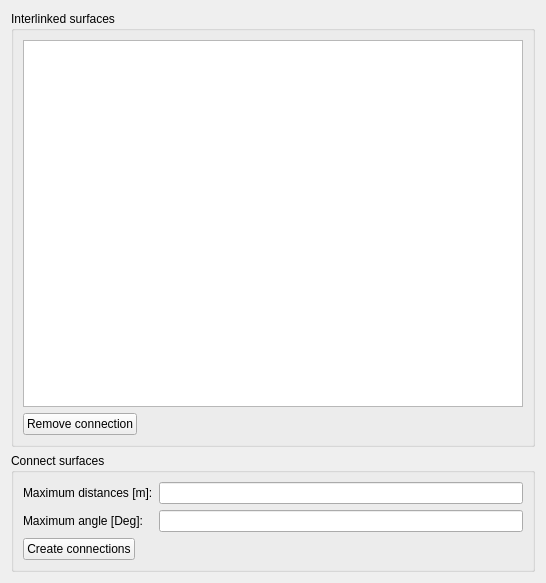
First picture: the form in SIM-VICUS/src/SVPropBuildingSurfaceConnectionWidget.ui, repository ghorwin/SIM-VICUS, before the edit.
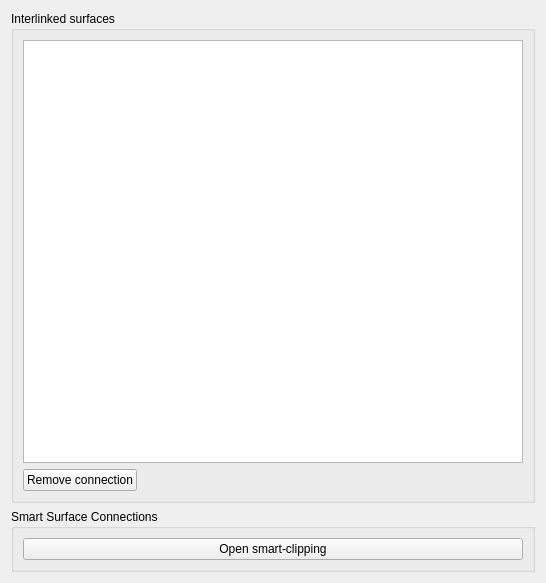
Second picture: the form after the edit. Custom widgets are drawn as their Qt base class.

Commit message: updated building surface connection ui

Patch:
```diff
--- a/SIM-VICUS/src/SVPropBuildingSurfaceConnectionWidget.ui
+++ b/SIM-VICUS/src/SVPropBuildingSurfaceConnectionWidget.ui
@@ -55,72 +55,21 @@
    <item>
     <widget class="QGroupBox" name="groupBoxConnectSurfaces">
      <property name="title">
-      <string>Connect surfaces</string>
+      <string>Smart Surface Connections</string>
      </property>
      <layout class="QVBoxLayout" name="verticalLayout2">
       <item>
-       <layout class="QGridLayout" name="gridLayout_14">
-        <item row="0" column="0">
-         <widget class="QLabel" name="label_9">
-          <property name="text">
-           <string>Maximum distances [m]:</string>
-          </property>
-         </widget>
-        </item>
-        <item row="0" column="1">
-         <widget class="QtExt::ValidatingLineEdit" name="lineEditConnectSurfacesMaxDistance"/>
-        </item>
-        <item row="1" column="0">
-         <widget class="QLabel" name="label_10">
-          <property name="text">
-           <string>Maximum angle [Deg]:</string>
-          </property>
-         </widget>
-        </item>
-        <item row="1" column="1">
-         <widget class="QtExt::ValidatingLineEdit" name="lineEditConnectSurfacesMaxAngle"/>
-        </item>
-       </layout>
-      </item>
-      <item>
-       <layout class="QHBoxLayout" name="horizontalLayout_5">
-        <item>
-         <widget class="QPushButton" name="pushButtonConnectSurfaces">
-          <property name="text">
-           <string>Create connections</string>
-          </property>
-         </widget>
-        </item>
-        <item>
-         <spacer name="horizontalSpacer_13">
-          <property name="orientation">
-           <enum>Qt::Horizontal</enum>
-          </property>
-          <property name="sizeHint" stdset="0">
-           <size>
-            <width>40</width>
-            <height>20</height>
-           </size>
-          </property>
-         </spacer>
-        </item>
-       </layout>
+       <widget class="QPushButton" name="pushButtonSmartClipping">
+        <property name="text">
+         <string>Open smart-clipping</string>
+        </property>
+       </widget>
       </item>
      </layout>
     </widget>
    </item>
   </layout>
  </widget>
- <customwidgets>
-  <customwidget>
-   <class>QtExt::ValidatingLineEdit</class>
-   <extends>QLineEdit</extends>
-   <header location="global">QtExt_ValidatingLineEdit.h</header>
-   <slots>
-    <signal>editingFinishedSuccessfully()</signal>
-   </slots>
-  </customwidget>
- </customwidgets>
  <resources/>
  <connections/>
 </ui>
```
Left out of the diff: 10 changed lines with no effect on the pictures.
